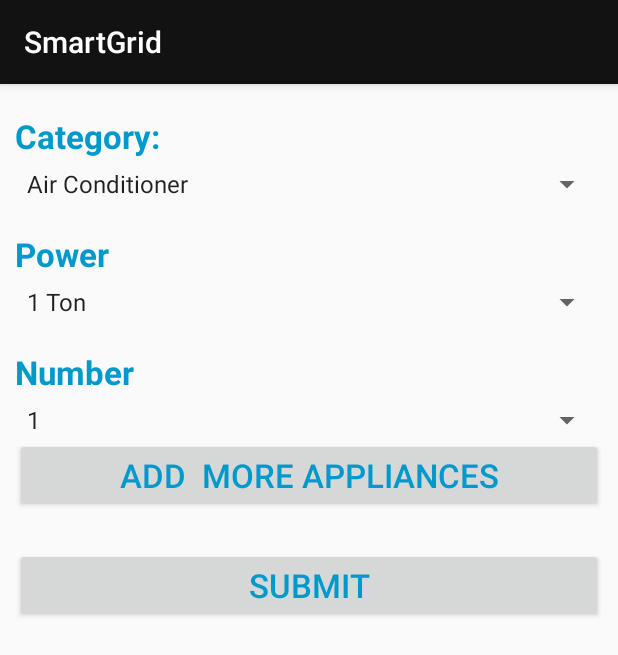
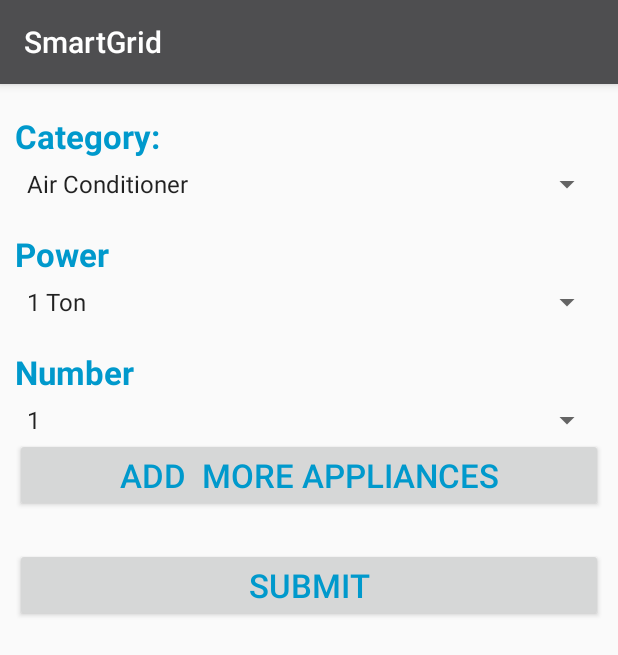
Before and after one commit to mayank408/AMHSHack, an Android app: the screen it shows after launch (appliances), after a tap on an icon or button, on a phone screen of 412 x 824 dp. Shown: the top 655 px of the screen. Run offline under Robolectric (Android 15) with nearby library versions, the phone set to English and light mode, and no system bars.

Commit message:
background updated

```diff
--- a/app/src/main/res/layout/activity_login.xml
+++ b/app/src/main/res/layout/activity_login.xml
@@ -8,7 +8,7 @@
     android:layout_height="match_parent"
     android:gravity="center_horizontal"
     android:padding="16dp"
-    android:background="@drawable/background">
+    android:background="@drawable/unknown">
     <de.hdodenhof.circleimageview.CircleImageView
         xmlns:app="http://schemas.android.com/apk/res-auto"
         android:id="@+id/profile_image"
--- a/app/src/main/res/layout/activity_second_login.xml
+++ b/app/src/main/res/layout/activity_second_login.xml
@@ -5,7 +5,7 @@
     android:id="@+id/activity_second_login"
     android:layout_width="match_parent"
     android:layout_height="match_parent"
-    android:background="@drawable/U"
+    android:background="@drawable/unknown"
     >
 
     <View android:layout_height="180dp"
@@ -38,7 +38,7 @@
         android:textStyle="bold"
         android:layout_width="368dp"
         android:textSize="24sp"
-        android:textColor="@android:color/black"
+        android:textColor="@android:color/white"
         android:layout_height="wrap_content"
         android:id="@+id/textView4"
         android:layout_marginStart="24dp"
--- a/app/src/main/res/values/colors.xml
+++ b/app/src/main/res/values/colors.xml
@@ -1,7 +1,7 @@
 <?xml version="1.0" encoding="utf-8"?>
 <resources>
-    <color name="colorPrimary">#121213</color>
-    <color name="colorPrimaryDark">#060606</color>
+    <color name="colorPrimary">#4e4e50</color>
+    <color name="colorPrimaryDark">#2d2b2b</color>
     <color name="colorAccent">#FF4081</color>
     <color name = "realData">#f90000</color>
     <color name="prediciton">#5ed7e1</color>
```
Also changed, not shown: 2 other files.
